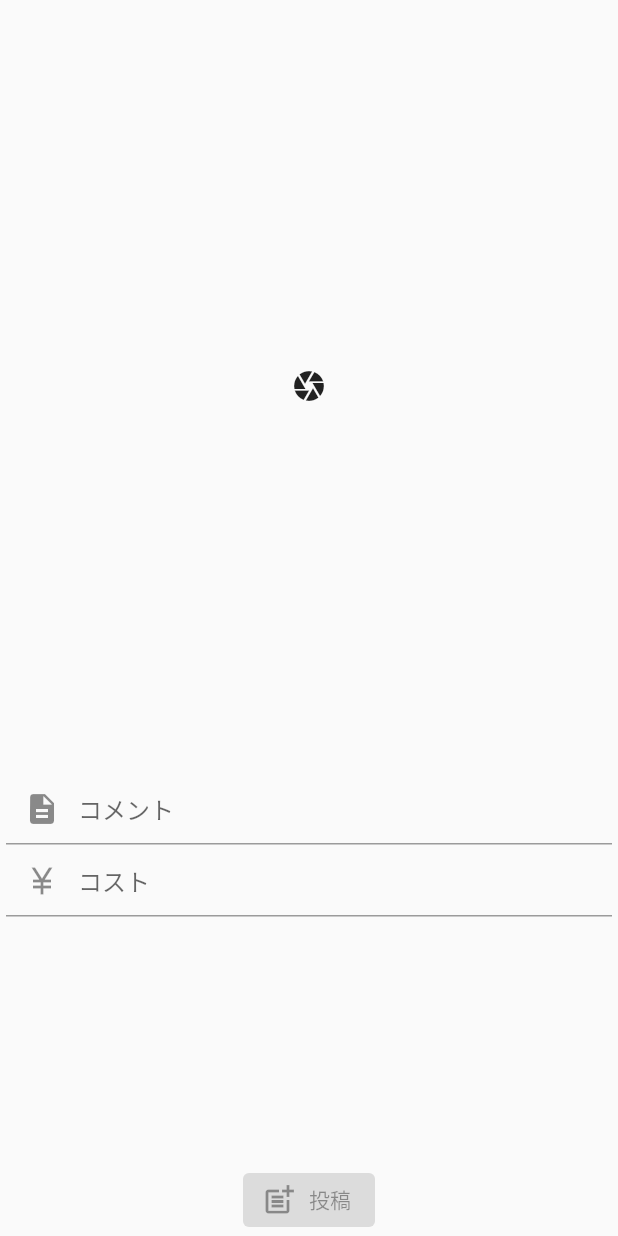
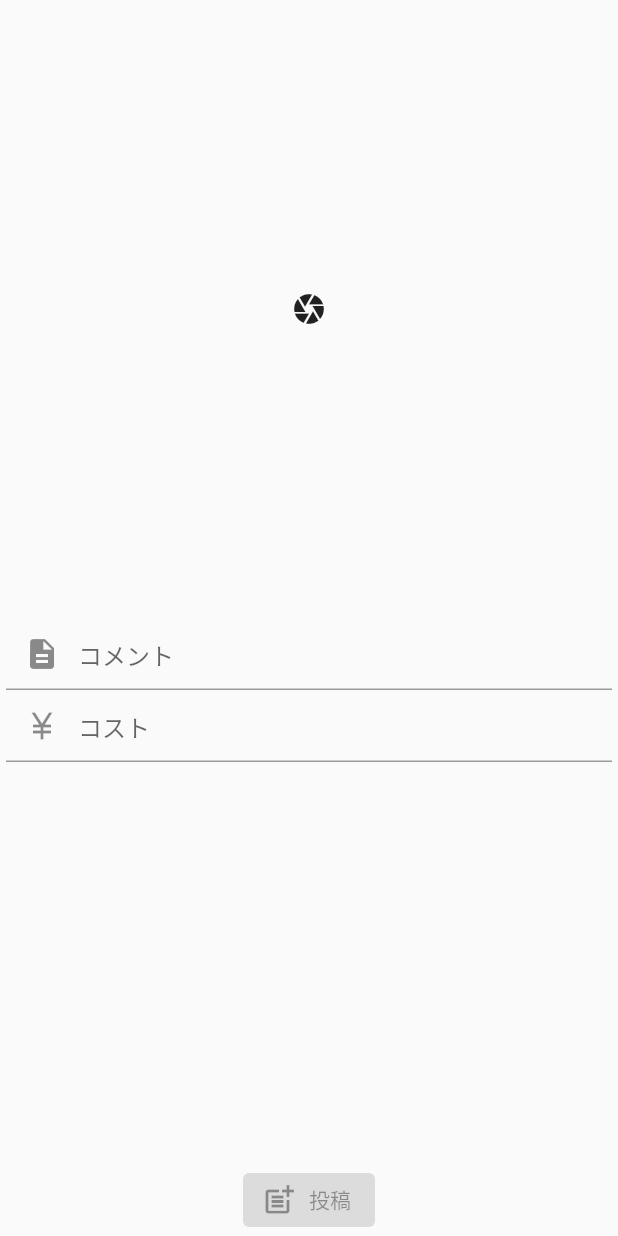
Before and after one commit to tombee-creator/e-meal-frontend, a Flutter app: the LunchPostView widget shown alone on an empty page, opened directly, on a phone screen of 412 x 824 dp. Run offline on Flutter 3.47's test engine with Material 2 defaults, Android fonts, the phone set to English and light mode, and no system bars; our stand-ins replace cloud_firestore, firebase_auth, firebase_core, firebase_storage, fl_chart, fluttertoast and 2 more; accounts and stored records are empty; generated files the repository leaves out were written again; network calls fail.

Commit message:
レイアウト変更しました。

```diff
--- a/lib/views/home/components/lunch/lunch_post_view.dart
+++ b/lib/views/home/components/lunch/lunch_post_view.dart
@@ -26,7 +26,7 @@ class _LunchPostViewState extends State<LunchPostView> {
     return Column(
       children: [
         Expanded(
-          flex: 5,
+          flex: 2,
           child: Padding(
             padding: const EdgeInsets.all(12.0),
             child: Center(
@@ -42,7 +42,7 @@ class _LunchPostViewState extends State<LunchPostView> {
           ),
         ),
         Expanded(
-            flex: 3,
+            flex: 2,
             child: Column(
               children: [
                 RecipeFieldForm(
```
